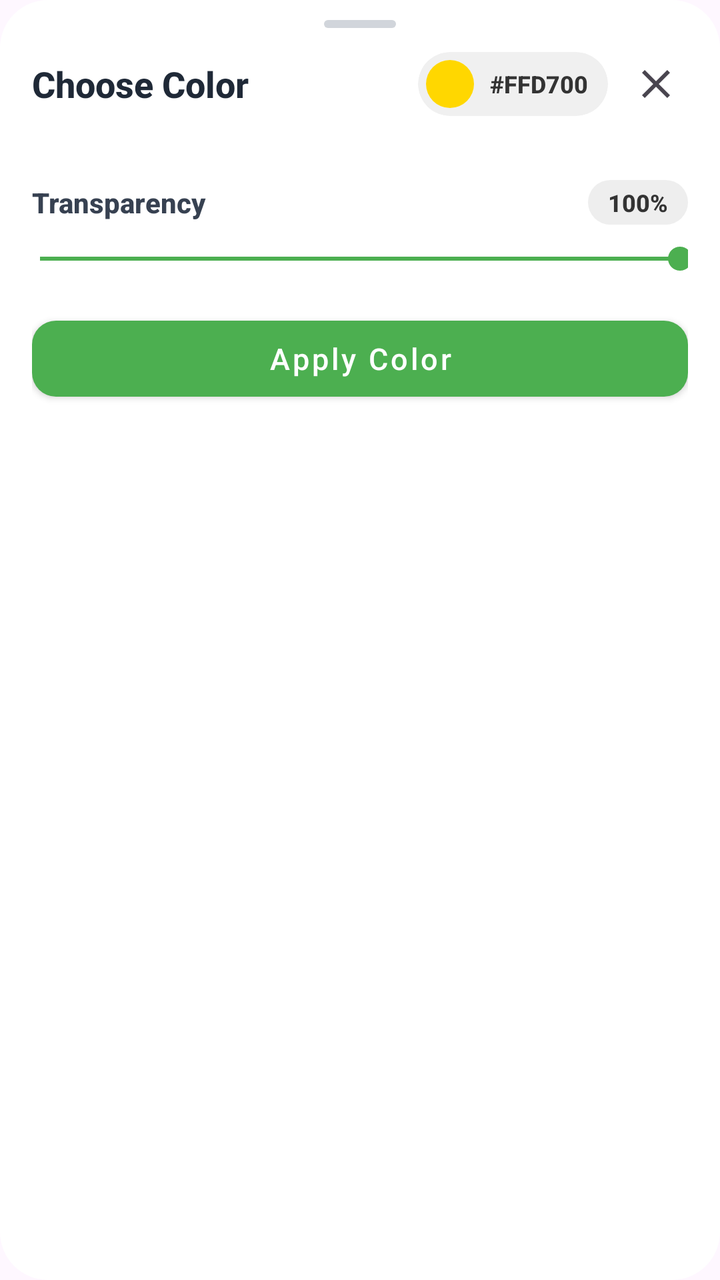
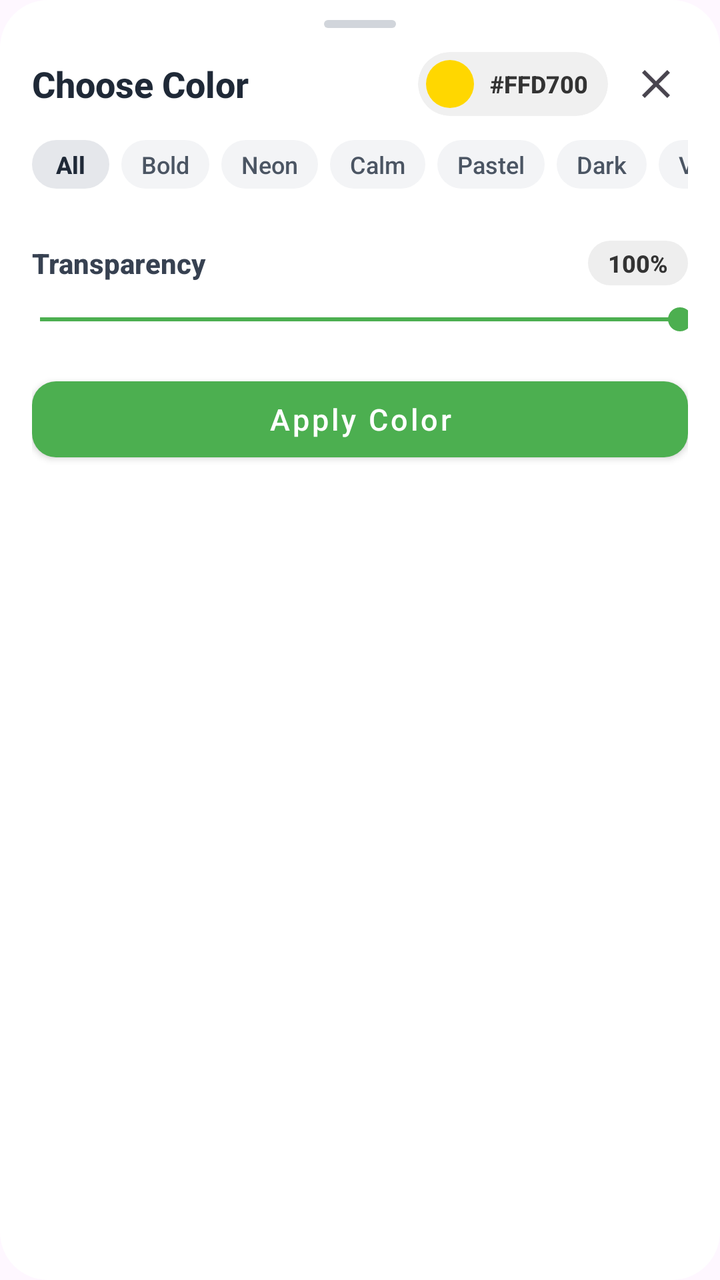

Two renders of the same Android screen: before a commit and after it. Below are the layout's source before the change and the commit's diff.
<!-- AndroidManifest.xml: another module's application theme Theme.DialogHub -->
<!-- res/layout/dialog_color_picker.xml -->
<?xml version="1.0" encoding="utf-8"?>
<LinearLayout xmlns:android="http://schemas.android.com/apk/res/android"
    xmlns:app="http://schemas.android.com/apk/res-auto"
    xmlns:tools="http://schemas.android.com/tools"
    android:layout_width="match_parent"
    android:layout_height="wrap_content"
    android:layout_gravity="center"
    android:background="@drawable/rounded_background"
    android:orientation="vertical"
    android:paddingStart="16dp"
    android:paddingEnd="16dp"
    android:paddingBottom="20dp">

    
    <View
        android:id="@+id/dragHandle"
        android:layout_width="36dp"
        android:layout_height="4dp"
        android:layout_gravity="center_horizontal"
        android:layout_marginTop="10dp"
        android:layout_marginBottom="4dp"
        android:background="@drawable/bg_drag_handle" />

    
    <LinearLayout
        android:layout_width="match_parent"
        android:layout_height="wrap_content"
        android:gravity="center_vertical"
        android:paddingTop="8dp"
        android:paddingBottom="10dp">

        <TextView
            android:layout_width="0dp"
            android:layout_height="wrap_content"
            android:layout_weight="1"
            android:fontFamily="sans-serif-medium"
            android:text="@string/choose_color"
            android:textColor="#1F2937"
            android:textSize="18sp"
            android:textStyle="bold" />

        
        <androidx.cardview.widget.CardView
            android:layout_width="wrap_content"
            android:layout_height="32dp"
            android:layout_marginEnd="8dp"
            app:cardBackgroundColor="#F0F0F0"
            app:cardCornerRadius="16dp"
            app:cardElevation="0dp">

            <LinearLayout
                android:layout_width="wrap_content"
                android:layout_height="match_parent"
                android:gravity="center_vertical"
                android:orientation="horizontal"
                android:paddingStart="4dp"
                android:paddingEnd="10dp">

                <androidx.cardview.widget.CardView
                    android:layout_width="24dp"
                    android:layout_height="24dp"
                    app:cardCornerRadius="12dp"
                    app:cardElevation="0dp">

                    <View
                        android:id="@+id/viewSelectedColorPreview"
                        android:layout_width="match_parent"
                        android:layout_height="match_parent"
                        android:background="#FFD700" />
                </androidx.cardview.widget.CardView>

                <TextView
                    android:id="@+id/tvHexCode"
                    android:layout_width="wrap_content"
                    android:layout_height="wrap_content"
                    android:layout_marginStart="8dp"
                    android:fontFamily="sans-serif-medium"
                    android:text="#FFD700"
                    android:textColor="#333333"
                    android:textSize="12sp"
                    android:textStyle="bold" />
            </LinearLayout>
        </androidx.cardview.widget.CardView>

        <ImageButton
            android:id="@+id/btnClose"
            android:layout_width="32dp"
            android:layout_height="32dp"
            android:background="?actionBarItemBackground"
            android:contentDescription="Close"
            android:src="@drawable/ic_close" />
    </LinearLayout>

    
    <androidx.recyclerview.widget.RecyclerView
        android:id="@+id/colorRecyclerView"
        android:layout_width="match_parent"
        android:layout_height="wrap_content"
        android:layout_marginTop="6dp"
        android:layout_marginBottom="10dp"
        tools:listitem="@layout/item_color" />

    
    <LinearLayout
        android:layout_width="match_parent"
        android:layout_height="wrap_content"
        android:gravity="center_vertical"
        android:orientation="horizontal"
        android:paddingTop="6dp">

        <TextView
            android:layout_width="0dp"
            android:layout_height="wrap_content"
            android:layout_weight="1"
            android:fontFamily="sans-serif-medium"
            android:text="@string/transparency"
            android:textColor="#374151"
            android:textSize="14sp"
            android:textStyle="bold" />

        <TextView
            android:id="@+id/tvOpacityValue"
            android:layout_width="wrap_content"
            android:layout_height="wrap_content"
            android:background="@drawable/rounded_background"
            android:backgroundTint="#EEEEEE"
            android:fontFamily="sans-serif-medium"
            android:paddingStart="10dp"
            android:paddingTop="3dp"
            android:paddingEnd="10dp"
            android:paddingBottom="3dp"
            android:text="100%"
            android:textColor="#333333"
            android:textSize="12sp"
            android:textStyle="bold" />
    </LinearLayout>

    
    <SeekBar
        android:id="@+id/transparencySeekBar"
        android:layout_width="match_parent"
        android:layout_height="wrap_content"
        android:layout_marginTop="8dp"
        android:max="225"
        android:paddingStart="4dp"
        android:paddingEnd="4dp"
        android:progress="225"
        android:progressTint="?attr/colorPrimary"
        android:thumbTint="?attr/colorPrimary" />

    
    <com.google.android.material.button.MaterialButton
        android:id="@+id/btnApplyColor"
        style="@style/Widget.MaterialComponents.Button"
        android:layout_width="match_parent"
        android:layout_height="50dp"
        android:layout_marginTop="16dp"
        android:text="Apply Color"
        android:textAllCaps="false"
        android:textSize="15sp"
        app:cornerRadius="12dp" />

</LinearLayout>
<!-- res/layout/item_color.xml (included above) -->
<?xml version="1.0" encoding="utf-8"?>
<androidx.cardview.widget.CardView xmlns:android="http://schemas.android.com/apk/res/android"
    xmlns:app="http://schemas.android.com/apk/res-auto"
    android:id="@+id/cardView"
    android:layout_width="44dp"
    android:layout_height="44dp"
    android:layout_gravity="center"
    android:layout_margin="6dp"
    app:cardBackgroundColor="#E0E0E0"
    app:cardCornerRadius="22dp"
    app:cardElevation="2dp"
    app:cardMaxElevation="4dp"
    app:cardPreventCornerOverlap="false">

    <FrameLayout
        android:layout_width="match_parent"
        android:layout_height="match_parent">

        <View
            android:id="@+id/colorView"
            android:layout_width="match_parent"
            android:layout_height="match_parent" />

        <ImageView
            android:id="@+id/selectedCheck"
            android:layout_width="20dp"
            android:layout_height="20dp"
            android:layout_gravity="center"
            android:contentDescription="@null"
            android:src="@drawable/ic_check"
            android:visibility="gone"
            app:tint="#FFFFFF" />

        <View
            android:id="@+id/selectedOverlay"
            android:layout_width="match_parent"
            android:layout_height="match_parent"
            android:background="@drawable/selected_border_circle"
            android:visibility="gone" />
    </FrameLayout>

</androidx.cardview.widget.CardView>
<!-- resources referenced by this layout -->
<resources>
  <!-- drawable bg_drag_handle (drawable) -->
  ﻿<?xml version="1.0" encoding="utf-8"?>
  <shape xmlns:android="http://schemas.android.com/apk/res/android"
      android:shape="rectangle">
      <solid android:color="#D1D5DB" />
      <corners android:radius="3dp" />
  </shape>
  <!-- drawable ic_check (drawable) -->
  <vector xmlns:android="http://schemas.android.com/apk/res/android"
      android:width="24dp"
      android:height="24dp"
      android:viewportWidth="24"
      android:viewportHeight="24">
      <path
          android:fillColor="#FFFFFF"
          android:pathData="M9,16.17L4.83,12l-1.42,1.41L9,19 21,7l-1.41,-1.41z"/>
  </vector>
  <!-- drawable ic_close (drawable) -->
  ﻿<vector xmlns:android="http://schemas.android.com/apk/res/android"
      android:width="24dp"
      android:height="24dp"
      android:viewportWidth="24"
      android:viewportHeight="24"
      android:tint="?attr/colorControlNormal">
    <path
        android:fillColor="@android:color/white"
        android:pathData="M19,6.41L17.59,5 12,10.59 6.41,5 5,6.41 10.59,12 5,17.59 6.41,19 12,13.41 17.59,19 19,17.59 13.41,12z"/>
  </vector>
  <!-- drawable rounded_background (drawable) -->
  <?xml version="1.0" encoding="utf-8"?>
  <shape xmlns:android="http://schemas.android.com/apk/res/android"
      android:shape="rectangle">
      <solid android:color="#FFFFFF" />
      <corners android:radius="24dp" />
  </shape>
  <!-- drawable selected_border_circle (drawable) -->
  <?xml version="1.0" encoding="utf-8"?>
  <shape xmlns:android="http://schemas.android.com/apk/res/android"
      android:shape="oval">
      <stroke
          android:width="3dp"
          android:color="#212121" />
      <solid android:color="@android:color/transparent" />
  </shape>
  <string name="choose_color">Choose Color</string>
  <string name="transparency">Transparency</string>
  <style name="Theme.DialogHub" parent="Base.Theme.DialogHub" />
  <style name="Base.Theme.DialogHub" parent="Theme.Material3.DayNight.NoActionBar">
          <item name="colorPrimary">#4CAF50</item>
      </style>
</resources>

<!-- the commit's change to res/layout/dialog_color_picker.xml (unified diff, before → after) -->
@@ -92,11 +92,140 @@
     </LinearLayout>
 
     
+    <HorizontalScrollView
+        android:id="@+id/hsvMoodPalettes"
+        android:layout_width="match_parent"
+        android:layout_height="wrap_content"
+        android:layout_marginTop="2dp"
+        android:layout_marginBottom="6dp"
+        android:overScrollMode="never"
+        android:scrollbars="none">
+
+        <LinearLayout
+            android:layout_width="wrap_content"
+            android:layout_height="wrap_content"
+            android:orientation="horizontal">
+
+            <TextView
+                android:id="@+id/chipPaletteAll"
+                android:layout_width="wrap_content"
+                android:layout_height="wrap_content"
+                android:background="@drawable/rounded_background"
+                android:backgroundTint="#E5E7EB"
+                android:fontFamily="sans-serif-medium"
+                android:paddingStart="12dp"
+                android:paddingTop="4dp"
+                android:paddingEnd="12dp"
+                android:paddingBottom="4dp"
+                android:text="All"
+                android:textColor="#1F2937"
+                android:textSize="12sp"
+                android:textStyle="bold" />
+
+            <TextView
+                android:id="@+id/chipPaletteBold"
+                android:layout_width="wrap_content"
+                android:layout_height="wrap_content"
+                android:layout_marginStart="6dp"
+                android:background="@drawable/rounded_background"
+                android:backgroundTint="#F3F4F6"
+                android:fontFamily="sans-serif-medium"
+                android:paddingStart="10dp"
+                android:paddingTop="4dp"
+                android:paddingEnd="10dp"
+                android:paddingBottom="4dp"
+                android:text="Bold"
+                android:textColor="#4B5563"
+                android:textSize="12sp" />
+
+            <TextView
+                android:id="@+id/chipPaletteNeon"
+                android:layout_width="wrap_content"
+                android:layout_height="wrap_content"
+                android:layout_marginStart="6dp"
+                android:background="@drawable/rounded_background"
+                android:backgroundTint="#F3F4F6"
+                android:fontFamily="sans-serif-medium"
+                android:paddingStart="10dp"
+                android:paddingTop="4dp"
+                android:paddingEnd="10dp"
+                android:paddingBottom="4dp"
+                android:text="Neon"
+                android:textColor="#4B5563"
+                android:textSize="12sp" />
+
+            <TextView
+                android:id="@+id/chipPaletteCalm"
+                android:layout_width="wrap_content"
+                android:layout_height="wrap_content"
+                android:layout_marginStart="6dp"
+                android:background="@drawable/rounded_background"
+                android:backgroundTint="#F3F4F6"
+                android:fontFamily="sans-serif-medium"
+                android:paddingStart="10dp"
+                android:paddingTop="4dp"
+                android:paddingEnd="10dp"
+                android:paddingBottom="4dp"
+                android:text="Calm"
+                android:textColor="#4B5563"
+                android:textSize="12sp" />
+
+            <TextView
+                android:id="@+id/chipPalettePastel"
+                android:layout_width="wrap_content"
+                android:layout_height="wrap_content"
+                android:layout_marginStart="6dp"
+                android:background="@drawable/rounded_background"
+                android:backgroundTint="#F3F4F6"
+                android:fontFamily="sans-serif-medium"
+                android:paddingStart="10dp"
+                android:paddingTop="4dp"
+                android:paddingEnd="10dp"
+                android:paddingBottom="4dp"
+                android:text="Pastel"
+                android:textColor="#4B5563"
+                android:textSize="12sp" />
+
+            <TextView
+                android:id="@+id/chipPaletteDark"
+                android:layout_width="wrap_content"
+                android:layout_height="wrap_content"
+                android:layout_marginStart="6dp"
+                android:background="@drawable/rounded_background"
+                android:backgroundTint="#F3F4F6"
+                android:fontFamily="sans-serif-medium"
+                android:paddingStart="10dp"
+                android:paddingTop="4dp"
+                android:paddingEnd="10dp"
+                android:paddingBottom="4dp"
+                android:text="Dark"
+                android:textColor="#4B5563"
+                android:textSize="12sp" />
+
+            <TextView
+                android:id="@+id/chipPaletteVintage"
+                android:layout_width="wrap_content"
+                android:layout_height="wrap_content"
+                android:layout_marginStart="6dp"
+                android:background="@drawable/rounded_background"
+                android:backgroundTint="#F3F4F6"
+                android:fontFamily="sans-serif-medium"
+                android:paddingStart="10dp"
+                android:paddingTop="4dp"
+                android:paddingEnd="10dp"
+                android:paddingBottom="4dp"
+                android:text="Vintage"
+                android:textColor="#4B5563"
+                android:textSize="12sp" />
+        </LinearLayout>
+    </HorizontalScrollView>
+
+    
     <androidx.recyclerview.widget.RecyclerView
         android:id="@+id/colorRecyclerView"
         android:layout_width="match_parent"
         android:layout_height="wrap_content"
-        android:layout_marginTop="6dp"
+        android:layout_marginTop="4dp"
         android:layout_marginBottom="10dp"
         tools:listitem="@layout/item_color" />
 
